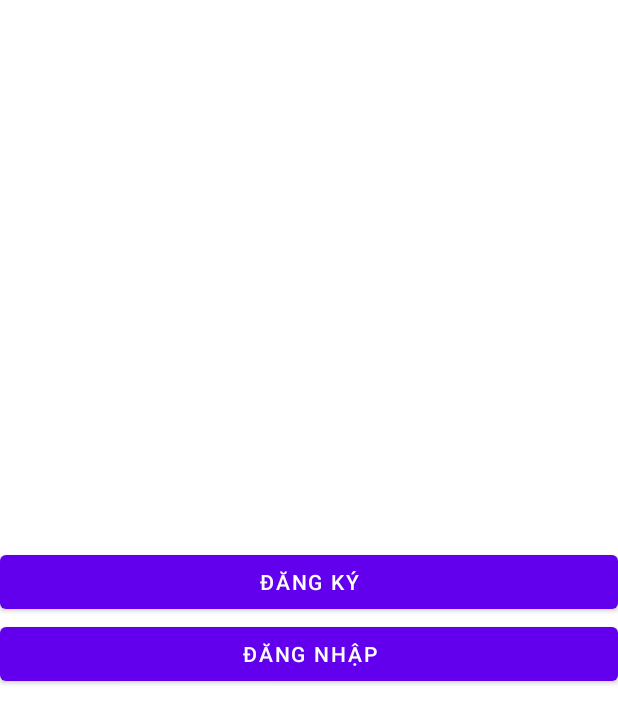
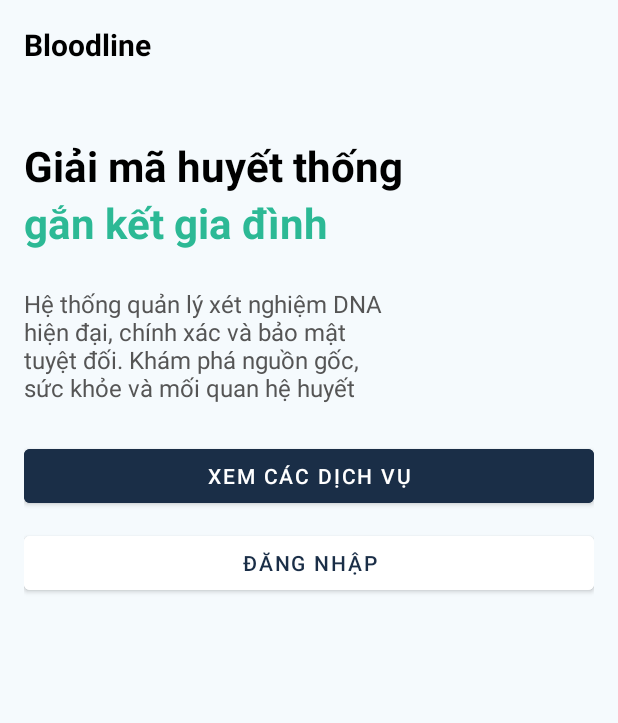
Before and after one commit to Viet200103/bloodlinedna-moblie, an Android app: the screen it shows after launch (MainActivity), on a phone screen of 412 x 824 dp. Shown: the top 723 px of the screen. Run offline under Robolectric (Android 15) with nearby library versions, the phone set to English and light mode, and no system bars.

Commit message:
Add home page ui

```diff
--- a/app/src/main/java/com/prm/android/bloodlinedna/MainActivity.java
+++ b/app/src/main/java/com/prm/android/bloodlinedna/MainActivity.java
@@ -28,12 +28,7 @@ public class MainActivity extends AppCompatActivity {
             return insets;
         });
 
-
-        findViewById(R.id.register).setOnClickListener(v -> {
-            openAuthActivity(AuthActivity.REGISTER);
-        });
-
-        findViewById(R.id.login).setOnClickListener(v -> {
+        findViewById(R.id.activity_main_login_button).setOnClickListener(v -> {
             openAuthActivity(AuthActivity.SIGN_IN);
         });
     }
--- a/app/src/main/java/com/prm/android/bloodlinedna/auth/LoginFragment.java
+++ b/app/src/main/java/com/prm/android/bloodlinedna/auth/LoginFragment.java
@@ -103,8 +103,7 @@ public class LoginFragment extends Fragment implements AuthViewModel.OnAuthRespo
                         .putString(Constants.TOKEN_KEY, authResponse.getToken())
                         .apply();
 
-                showError(authResponse.getToken());
-
+                requireActivity().finish();
             } else {
                 showError("Đăng nhập không thành công, vui lòng thử lại!");
             }
--- /dev/null
+++ b/app/src/main/res/drawable/tag_background.xml
@@ -0,0 +1,6 @@
+<?xml version="1.0" encoding="utf-8"?>
+<shape xmlns:android="http://schemas.android.com/apk/res/android"
+    android:shape="rectangle">
+    <solid android:color="#EAF3FF" /> <!-- Nền xanh nhạt -->
+    <corners android:radius="12dp" /> <!-- Bo góc -->
+</shape>
--- a/app/src/main/res/layout/activity_auth.xml
+++ b/app/src/main/res/layout/activity_auth.xml
@@ -3,6 +3,7 @@
     xmlns:app="http://schemas.android.com/apk/res-auto"
     xmlns:tools="http://schemas.android.com/tools"
     android:id="@+id/main"
+    android:background="#F5FAFD"
     android:layout_width="match_parent"
     android:layout_height="match_parent"
     tools:context=".auth.AuthActivity">
--- a/app/src/main/res/layout/activity_main.xml
+++ b/app/src/main/res/layout/activity_main.xml
@@ -1,30 +1,103 @@
 <?xml version="1.0" encoding="utf-8"?>
-<FrameLayout xmlns:android="http://schemas.android.com/apk/res/android"
-    xmlns:app="http://schemas.android.com/apk/res-auto"
-    xmlns:tools="http://schemas.android.com/tools"
-    android:id="@+id/main"
+<ScrollView xmlns:android="http://schemas.android.com/apk/res/android"
     android:layout_width="match_parent"
     android:layout_height="match_parent"
-    tools:context=".MainActivity">
+    android:fitsSystemWindows="false"
+    android:id="@+id/main"
+    android:background="#F5FAFD">
 
+    <LinearLayout
+        android:layout_width="match_parent"
+        android:layout_height="wrap_content"
+        android:orientation="vertical">
 
-    <androidx.appcompat.widget.LinearLayoutCompat
-        android:layout_gravity="center"
-        android:orientation="vertical"
-        android:layout_width="match_parent"
-        android:layout_height="wrap_content">
-
-        <Button
-            android:id="@+id/register"
+        <!-- Top Bar -->
+        <LinearLayout
             android:layout_width="match_parent"
             android:layout_height="wrap_content"
-            android:text="@string/register_button" />
+            android:orientation="horizontal"
+            android:padding="16dp"
+            android:gravity="center_vertical">
 
-        <Button
-            android:id="@+id/login"
+            <TextView
+                android:layout_width="wrap_content"
+                android:layout_height="wrap_content"
+                android:text="Bloodline"
+                android:textSize="20sp"
+                android:textStyle="bold"
+                android:textColor="#000000" />
+
+        </LinearLayout>
+
+        <!-- Tagline -->
+<!--        <TextView-->
+<!--            android:layout_width="wrap_content"-->
+<!--            android:layout_height="wrap_content"-->
+<!--            android:text="Công nghệ xét nghiệm ADN hàng đầu Việt Nam"-->
+<!--            android:textColor="#3F51B5"-->
+<!--            android:background="@drawable/tag_background"-->
+<!--            android:textSize="12sp"-->
+<!--            android:paddingHorizontal="10dp"-->
+<!--            android:paddingVertical="4dp"-->
+<!--            android:layout_marginTop="24dp" />-->
+
+        <LinearLayout
+            android:orientation="vertical"
+            android:layout_marginTop="32dp"
+            android:layout_marginHorizontal="16dp"
+            android:layout_width="wrap_content"
+            android:layout_height="wrap_content">
+            <!-- Title -->
+            <TextView
+                android:layout_width="wrap_content"
+                android:layout_height="wrap_content"
+                android:text="Giải mã huyết thống"
+                android:textColor="#000000"
+                android:textSize="28sp"
+                android:textStyle="bold" />
+
+            <TextView
+                android:layout_width="wrap_content"
+                android:layout_height="wrap_content"
+                android:text="gắn kết gia đình"
+                android:textColor="#2CB995"
+                android:textSize="28sp"
+                android:textStyle="bold" />
+
+            <!-- Subtitle -->
+            <TextView
+                android:layout_width="match_parent"
+                android:layout_height="wrap_content"
+                android:layout_marginTop="12dp"
+                android:layout_marginVertical="24dp"
+                android:text="Hệ thống quản lý xét nghiệm DNA hiện đại, chính xác và bảo mật tuyệt đối. Khám phá nguồn gốc, sức khỏe và mối quan hệ huyết thống với công nghệ tiên tiến nhất."
+                android:textColor="#555555"
+                android:textSize="16sp" />
+        </LinearLayout>
+
+        <!-- Buttons -->
+        <LinearLayout
             android:layout_width="match_parent"
             android:layout_height="wrap_content"
-            android:text="@string/login_button" />
-    </androidx.appcompat.widget.LinearLayoutCompat>
+            android:layout_marginHorizontal="16dp"
+            android:orientation="vertical">
 
-</FrameLayout>
+            <Button
+                android:layout_width="match_parent"
+                android:layout_height="wrap_content"
+                android:text="Xem các Dịch vụ"
+                android:backgroundTint="#1A2E47"
+                android:textColor="#FFFFFF"
+                android:layout_marginBottom="10dp"/>
+
+            <Button
+                android:id="@+id/activity_main_login_button"
+                android:layout_width="match_parent"
+                android:layout_height="wrap_content"
+                android:text="@string/login_button"
+                android:backgroundTint="#FFFFFF"
+                android:textColor="#1A2E47"/>
+        </LinearLayout>
+
+    </LinearLayout>
+</ScrollView>
```
